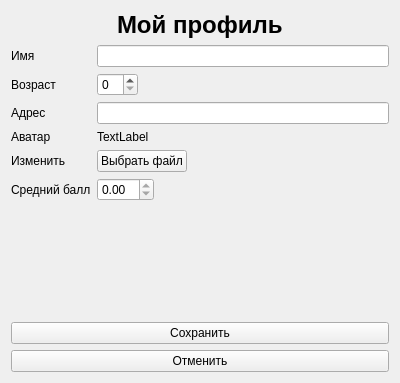
lubaskinc0de/student_journal, file resources/forms/edit_student.ui: the form before one commit.
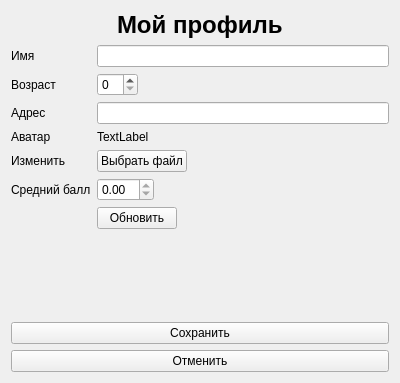
The form after the commit.

Patch:
```diff
--- a/resources/forms/edit_student.ui
+++ b/resources/forms/edit_student.ui
@@ -97,6 +97,13 @@
        </property>
       </widget>
      </item>
+     <item row="6" column="1">
+      <widget class="QPushButton" name="refresh">
+       <property name="text">
+        <string>Обновить</string>
+       </property>
+      </widget>
+     </item>
     </layout>
    </item>
    <item row="0" column="0">
```
